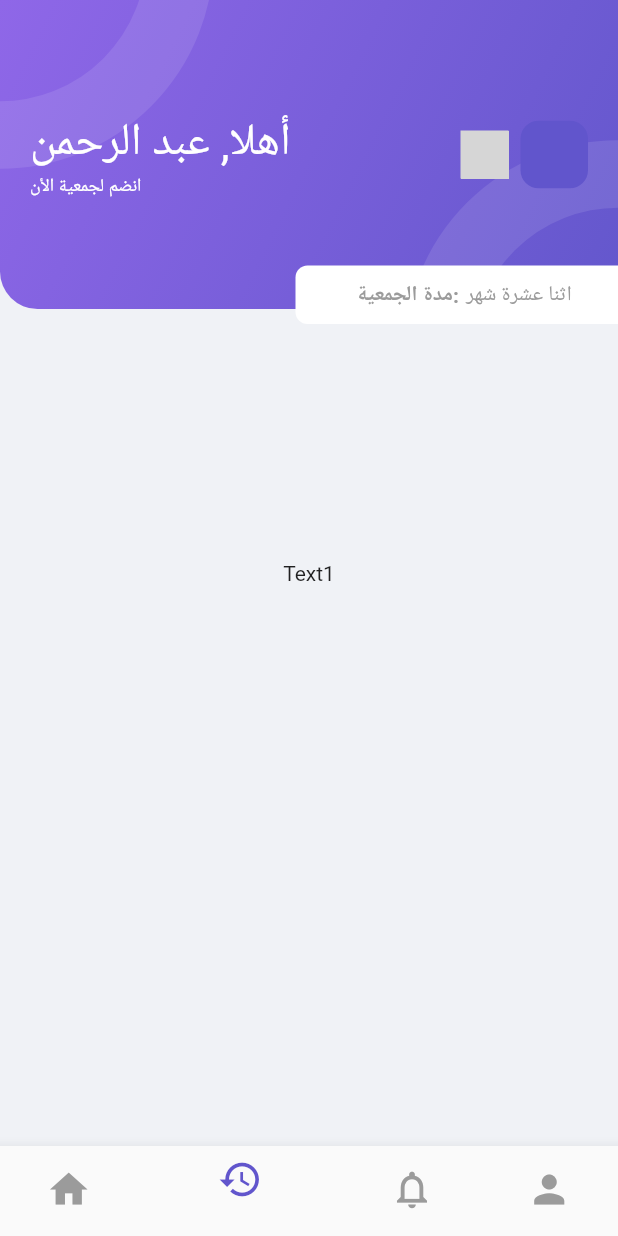
After one commit to mmdissam/Jameia---Flutter, a Flutter app: the Home screen opened directly, item 2 of the bottom bar chosen, on a phone screen of 412 x 824 dp. The commit adds this screen. Run offline on Flutter 3.47's test engine with Material 2 defaults, Android fonts, the phone set to English and light mode, and no system bars; our stand-ins replace flutter_svg, google_fonts; Roboto replaces fonts that are missing (Cairo); grey boxes are pictures that could not be loaded.

Commit message:
add BottomNavigationBar and home page tab

```diff
--- /dev/null
+++ b/lib/home/components/app_bar.dart
@@ -0,0 +1,99 @@
+import 'package:flutter/material.dart';
+import 'package:jameiaapps/utilities/constants.dart';
+import 'package:flutter_svg/flutter_svg.dart';
+import 'app_bar_circle.dart';
+
+class AppBarCustomize extends StatelessWidget {
+  @override
+  Widget build(BuildContext context) {
+    return Container(
+      height: MediaQuery.of(context).size.height * 0.25,
+      child: Stack(
+        children: <Widget>[
+          Center(
+            child: Container(
+              width: double.infinity,
+              height: MediaQuery.of(context).size.height * 0.25,
+              decoration: BoxDecoration(
+                borderRadius:
+                BorderRadius.only(bottomLeft: Radius.circular(25)),
+                gradient: kGradient,
+              ),
+              child: ClipRect(child: CustomPaint(painter: CirclePainter())),
+            ),
+          ),
+          Padding(
+            padding: const EdgeInsets.symmetric(horizontal: kDefaultPadding),
+            child: Align(
+              alignment: Alignment.centerRight,
+              child: Row(
+                mainAxisAlignment: MainAxisAlignment.spaceBetween,
+                children: <Widget>[
+                  Column(
+                    crossAxisAlignment: CrossAxisAlignment.start,
+                    mainAxisAlignment: MainAxisAlignment.center,
+                    children: <Widget>[
+                      Text(
+                        'أهلا, عبد الرحمن',
+                        style: TextStyle(color: Colors.white, fontSize: 30),
+                      ),
+                      Text('انضم لجمعية الأن',
+                          style: TextStyle(color: Colors.white, fontSize: 12)),
+                    ],
+                  ),
+                  Row(
+                    children: <Widget>[
+                      // Adobe XD layer: 'Group 20' (group)
+                      IconButton(
+                          icon: SvgPicture.asset('assets/icons/alert.svg'),
+                          onPressed: () {}),
+                      Stack(
+                        children: <Widget>[
+                          // Adobe XD layer: 'Rectangle Copy' (shape)
+                          Container(
+                            width: 45.0,
+                            height: 45.0,
+                            decoration: BoxDecoration(
+                              borderRadius: BorderRadius.circular(12.0),
+                              color: const Color(0xff6155cc),
+                            ),
+                          ),
+                        ],
+                      ),
+                    ],
+                  ),
+                ],
+              ),
+            ),
+          ),
+          Align(
+            alignment: Alignment.bottomRight,
+            child: Stack(
+              children: <Widget>[
+                Transform.translate(
+                  offset: Offset(10, 10),
+                  child: Container(
+                    width: 225.0,
+                    height: 39.0,
+                    decoration: BoxDecoration(
+                      borderRadius: BorderRadius.circular(8.0),
+                      color: const Color(0xffffffff),
+                    ),
+                    child: Row(
+                      mainAxisAlignment: MainAxisAlignment.center,
+                      children: <Widget>[
+                        Text('مدة الجمعية:',style: TextStyle(color: Color(0XFF9B9B9B),fontSize: 14,fontWeight: FontWeight.bold)),
+                        SizedBox(width: 5),
+                        Text('اثنا عشرة شهر',style: TextStyle(color: Color(0XFF9B9B9B),fontSize: 14)),
+                      ],
+                    ),
+                  ),
+                ),
+              ],
+            ),
+          ),
+        ],
+      ),
+    );
+  }
+}
--- /dev/null
+++ b/lib/home/components/app_bar_circle.dart
@@ -0,0 +1,17 @@
+import 'package:flutter/material.dart';
+
+class CirclePainter extends CustomPainter {
+  @override
+  void paint(Canvas canvas, Size size) {
+    var paint = Paint()
+      ..color = Colors.white10
+      ..style = PaintingStyle.stroke
+      ..strokeWidth = 45;
+
+    canvas.drawCircle(Offset(0, -30), 120, paint);
+    canvas.drawCircle(Offset(size.width, size.height + 30), 120, paint);
+  }
+
+  @override
+  bool shouldRepaint(CustomPainter oldDelegate) => false;
+}
--- /dev/null
+++ b/lib/home/home.dart
@@ -0,0 +1,52 @@
+import 'package:flutter/cupertino.dart';
+import 'package:flutter/material.dart';
+import 'package:jameiaapps/home/home_tab/home_tab.dart';
+import 'package:jameiaapps/utilities/constants.dart';
+
+import 'components/app_bar.dart';
+
+class Home extends StatefulWidget {
+  @override
+  _HomeState createState() => _HomeState();
+}
+
+class _HomeState extends State<Home> {
+  int _selectedPage = 0;
+  final _pageOptions = [
+   HomeTab(),
+    Center(child: Container(child: Text('Text1'))),
+    Center(child: Container(child: Text('Text2'))),
+    Center(child: Container(child: Text('Text3'))),
+  ];
+
+  @override
+  Widget build(BuildContext context) {
+    return Scaffold(
+      backgroundColor: kBackgroundColor,
+      body: Stack(
+        children: <Widget>[
+          AppBarCustomize(),
+          _pageOptions[_selectedPage],
+        ],
+      ),
+      bottomNavigationBar: BottomNavigationBar(
+        currentIndex: _selectedPage,
+        unselectedIconTheme: IconThemeData(color: Color(0XFF9B9B9B), size: 30),
+        selectedIconTheme: IconThemeData(color: Color(0XFF6155CC), size: 30),
+        onTap: (index) {
+          setState(() {
+            _selectedPage = index;
+          });
+        },
+        items: [
+          BottomNavigationBarItem(
+              icon: Icon(Icons.home), title: Text('')),
+          BottomNavigationBarItem(icon: Icon(Icons.history), title: Text('')),
+          BottomNavigationBarItem(
+              icon: Icon(Icons.notifications_none), title: Text('')),
+          BottomNavigationBarItem(icon: Icon(Icons.person), title: Text('')),
+        ],
+      ),
+    );
+  }
+}
--- a/pubspec.yaml
+++ b/pubspec.yaml
@@ -34,7 +34,7 @@ flutter:
 
   # To add assets to your application, add an assets section, like this:
   assets:
-    - assets/images/Bitmap.png
+    - assets/images/
     - assets/lang/
     - assets/icons/
   # An image asset can refer to one or more resolution-specific "variants", see
```
Also changed, not shown: lib/home/home_tab/home_tab.dart (added, +147 -0 lines), lib/sign_in/mobile_verification.dart (+8 -1 lines), lib/home/home_tab/alerts.dart (added), lib/home/home_tab/history.dart (added), lib/home/home_tab/profile.dart (added).
